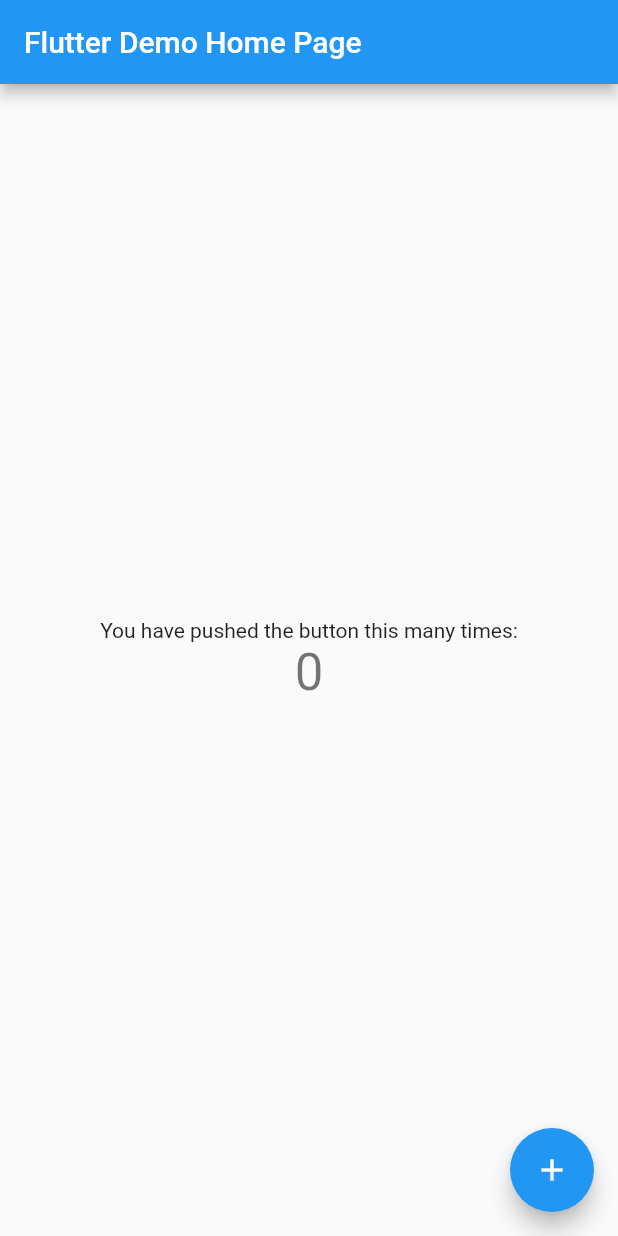
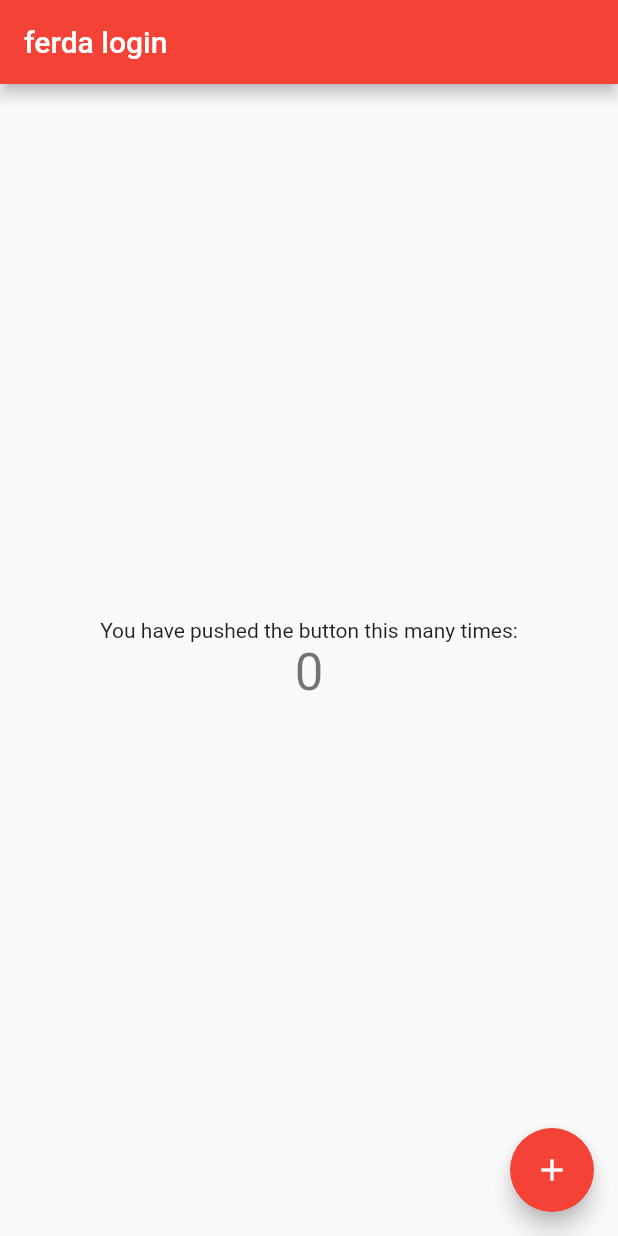
Before and after one commit to glade-software/ferda, a Flutter app: the screen it shows after launch, on a phone screen of 412 x 824 dp. Run offline on Flutter 3.47's test engine with Material 2 defaults, Android fonts, the phone set to English and light mode, and no system bars.

```diff
--- a/lib/main.dart
+++ b/lib/main.dart
@@ -7,7 +7,7 @@ class MyApp extends StatelessWidget {
   @override
   Widget build(BuildContext context) {
     return MaterialApp(
-      title: 'Flutter Demo',
+      title: 'ferda',
       theme: ThemeData(
         // This is the theme of your application.
         //
@@ -18,15 +18,15 @@ class MyApp extends StatelessWidget {
         // or simply save your changes to "hot reload" in a Flutter IDE).
         // Notice that the counter didn't reset back to zero; the application
         // is not restarted.
-        primarySwatch: Colors.blue,
+        primarySwatch: Colors.red,
       ),
-      home: MyHomePage(title: 'Flutter Demo Home Page'),
+      home: LoginPage(title: 'ferda login'),
     );
   }
 }
 
-class MyHomePage extends StatefulWidget {
-  MyHomePage({Key key, this.title}) : super(key: key);
+class LoginPage extends StatefulWidget {
+  LoginPage({Key key, this.title}) : super(key: key);
 
   // This widget is the home page of your application. It is stateful, meaning
   // that it has a State object (defined below) that contains fields that affect
@@ -40,10 +40,10 @@ class MyHomePage extends StatefulWidget {
   final String title;
 
   @override
-  _MyHomePageState createState() => _MyHomePageState();
+  _LoginPageState createState() => _LoginPageState();
 }
 
-class _MyHomePageState extends State<MyHomePage> {
+class _LoginPageState extends State<LoginPage> {
   int _counter = 0;
 
   void _incrementCounter() {
```
Also changed, not shown: 3 other files.
